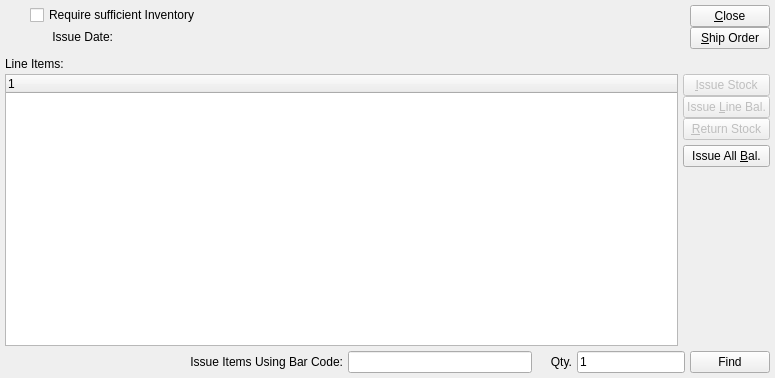
Above: xtuple/trunk/guiclient/issueToShipping.ui from WooodHead/xtuple before the change. Below: the same form after it.
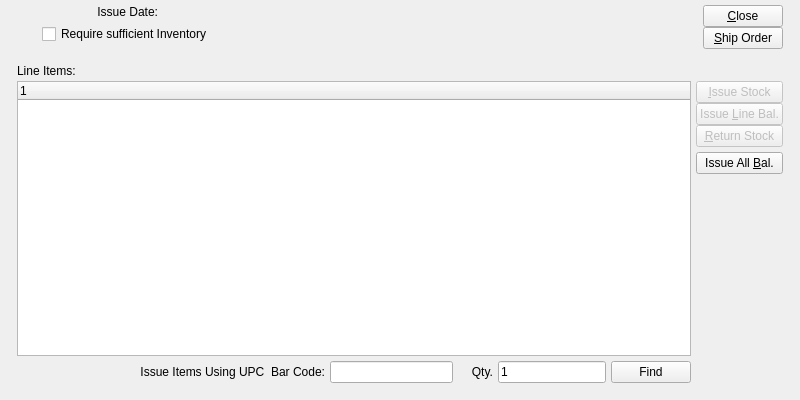
That is the form after the change. Custom widgets are drawn as their Qt base class.

Commit message: Layout touch ups.

Diff of the .ui file:
```diff
--- a/xtuple/trunk/guiclient/issueToShipping.ui
+++ b/xtuple/trunk/guiclient/issueToShipping.ui
@@ -5,16 +5,33 @@
    <rect>
     <x>0</x>
     <y>0</y>
-    <width>775</width>
-    <height>378</height>
+    <width>800</width>
+    <height>400</height>
    </rect>
   </property>
   <property name="windowTitle" >
    <string>Issue Stock to Shipping</string>
   </property>
   <widget class="QWidget" name="widget" >
-   <layout class="QVBoxLayout" >
-    <item>
+   <layout class="QGridLayout" >
+    <item row="0" column="0" >
+     <layout class="QGridLayout" >
+      <property name="leftMargin" >
+       <number>12</number>
+      </property>
+      <property name="rightMargin" >
+       <number>12</number>
+      </property>
+      <property name="bottomMargin" >
+       <number>12</number>
+      </property>
+      <property name="horizontalSpacing" >
+       <number>12</number>
+      </property>
+      <property name="verticalSpacing" >
+       <number>12</number>
+      </property>
+      <item row="0" column="0" >
      <layout class="QHBoxLayout" >
       <item>
        <layout class="QVBoxLayout" >
@@ -63,32 +80,16 @@
       </item>
       <item>
        <layout class="QVBoxLayout" >
-        <property name="spacing" >
-         <number>0</number>
-        </property>
-        <property name="leftMargin" >
-         <number>0</number>
-        </property>
-        <property name="topMargin" >
-         <number>0</number>
-        </property>
-        <property name="rightMargin" >
-         <number>0</number>
-        </property>
-        <property name="bottomMargin" >
-         <number>0</number>
-        </property>
-        <item>
-         <widget class="XCheckBox" name="_requireInventory" >
-          <property name="text" >
-           <string>Require sufficient Inventory</string>
-          </property>
-         </widget>
-        </item>
         <item>
          <layout class="QHBoxLayout" >
           <item>
            <widget class="QLabel" name="_transDateLit" >
+              <property name="sizePolicy" >
+               <sizepolicy vsizetype="Preferred" hsizetype="Maximum" >
+                <horstretch>0</horstretch>
+                <verstretch>0</verstretch>
+               </sizepolicy>
+              </property>
             <property name="text" >
              <string>Issue Date:</string>
             </property>
@@ -101,21 +102,41 @@
            </widget>
           </item>
           <item>
-           <widget class="DLineEdit" name="_transDate" />
+             <widget class="DLineEdit" name="_transDate" >
+              <property name="sizePolicy" >
+               <sizepolicy vsizetype="Fixed" hsizetype="Maximum" >
+                <horstretch>0</horstretch>
+                <verstretch>0</verstretch>
+               </sizepolicy>
+              </property>
+             </widget>
           </item>
          </layout>
         </item>
+          <item>
+           <widget class="XCheckBox" name="_requireInventory" >
+            <property name="sizePolicy" >
+             <sizepolicy vsizetype="Fixed" hsizetype="Maximum" >
+              <horstretch>0</horstretch>
+              <verstretch>0</verstretch>
+             </sizepolicy>
+            </property>
+            <property name="text" >
+             <string>Require sufficient Inventory</string>
+            </property>
+           </widget>
+          </item>
         <item>
          <spacer>
           <property name="orientation" >
            <enum>Qt::Vertical</enum>
           </property>
           <property name="sizeType" >
-           <enum>QSizePolicy::Preferred</enum>
+             <enum>QSizePolicy::Expanding</enum>
           </property>
           <property name="sizeHint" >
            <size>
-            <width>20</width>
+              <width>231</width>
             <height>0</height>
            </size>
           </property>
@@ -128,9 +149,6 @@
         <property name="orientation" >
          <enum>Qt::Horizontal</enum>
         </property>
-        <property name="sizeType" >
-         <enum>QSizePolicy::Expanding</enum>
-        </property>
         <property name="sizeHint" >
          <size>
           <width>20</width>
@@ -144,18 +162,6 @@
         <property name="spacing" >
          <number>0</number>
         </property>
-        <property name="leftMargin" >
-         <number>0</number>
-        </property>
-        <property name="topMargin" >
-         <number>0</number>
-        </property>
-        <property name="rightMargin" >
-         <number>0</number>
-        </property>
-        <property name="bottomMargin" >
-         <number>0</number>
-        </property>
         <item>
          <widget class="QPushButton" name="_close" >
           <property name="text" >
@@ -176,7 +182,7 @@
            <enum>Qt::Vertical</enum>
           </property>
           <property name="sizeType" >
-           <enum>QSizePolicy::Preferred</enum>
+             <enum>QSizePolicy::Expanding</enum>
           </property>
           <property name="sizeHint" >
            <size>
@@ -190,11 +196,18 @@
       </item>
      </layout>
     </item>
-    <item>
-     <layout class="QVBoxLayout" >
-      <property name="spacing" >
-       <number>0</number>
-      </property>
+      <item row="1" column="0" >
+       <widget class="QFrame" name="frame" >
+        <property name="sizePolicy" >
+         <sizepolicy vsizetype="Expanding" hsizetype="Preferred" >
+          <horstretch>0</horstretch>
+          <verstretch>1</verstretch>
+         </sizepolicy>
+        </property>
+        <property name="frameShape" >
+         <enum>QFrame::NoFrame</enum>
+        </property>
+        <layout class="QGridLayout" >
       <property name="leftMargin" >
        <number>0</number>
       </property>
@@ -205,6 +218,11 @@
        <number>0</number>
       </property>
       <property name="bottomMargin" >
+          <number>0</number>
+         </property>
+         <item row="0" column="0" >
+          <layout class="QVBoxLayout" >
+           <property name="spacing" >
        <number>0</number>
       </property>
       <item>
@@ -227,39 +245,18 @@
        </widget>
       </item>
       <item>
-       <layout class="QHBoxLayout" >
-        <property name="spacing" >
-         <number>5</number>
-        </property>
-        <property name="leftMargin" >
-         <number>0</number>
-        </property>
-        <property name="topMargin" >
-         <number>0</number>
-        </property>
-        <property name="rightMargin" >
-         <number>0</number>
-        </property>
-        <property name="bottomMargin" >
-         <number>0</number>
-        </property>
-        <item>
+            <layout class="QGridLayout" >
+             <item row="0" column="0" >
          <widget class="XTreeWidget" name="_soitem" >
           <property name="sizePolicy" >
            <sizepolicy vsizetype="Expanding" hsizetype="Expanding" >
             <horstretch>0</horstretch>
-            <verstretch>0</verstretch>
-           </sizepolicy>
-          </property>
-          <property name="minimumSize" >
-           <size>
-            <width>0</width>
-            <height>100</height>
-           </size>
-          </property>
-         </widget>
-        </item>
-        <item>
+                 <verstretch>1</verstretch>
+                </sizepolicy>
+               </property>
+              </widget>
+             </item>
+             <item rowspan="2" row="0" column="1" >
          <layout class="QVBoxLayout" >
           <property name="spacing" >
            <number>0</number>
@@ -375,11 +372,7 @@
           </item>
          </layout>
         </item>
-       </layout>
-      </item>
-     </layout>
-    </item>
-    <item>
+             <item row="1" column="0" >
      <layout class="QHBoxLayout" >
       <property name="spacing" >
        <number>5</number>
@@ -406,7 +399,7 @@
         </property>
         <property name="sizeHint" >
          <size>
-          <width>81</width>
+                   <width>0</width>
           <height>20</height>
          </size>
         </property>
@@ -415,7 +408,7 @@
       <item>
        <widget class="QLabel" name="_bcLit" >
         <property name="text" >
-         <string>Issue Items Using Bar Code:</string>
+                  <string>Issue Items Using UPC  Bar Code:</string>
         </property>
         <property name="alignment" >
          <set>Qt::AlignRight|Qt::AlignTrailing|Qt::AlignVCenter</set>
@@ -464,6 +457,15 @@
      </layout>
     </item>
    </layout>
+           </item>
+          </layout>
+         </item>
+        </layout>
+       </widget>
+      </item>
+     </layout>
+    </item>
+   </layout>
   </widget>
  </widget>
  <layoutdefault spacing="5" margin="5" />
```
Left out of the diff: 20 changed lines with no effect on the pictures. Lines whose indentation alone changed are shown as unchanged. The commit also changes 5 other files.
